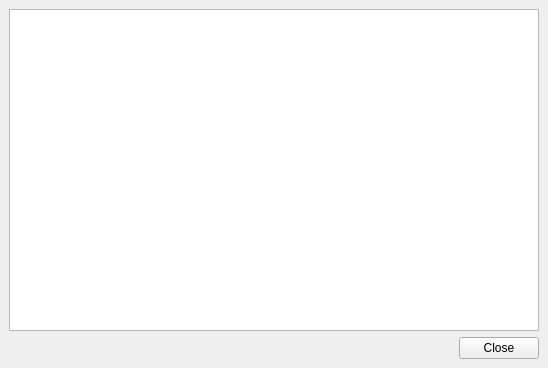
This is src/mainwindow.ui in lxqt/lxqt-config as Qt 5 draws it before an edit. The edited form follows.
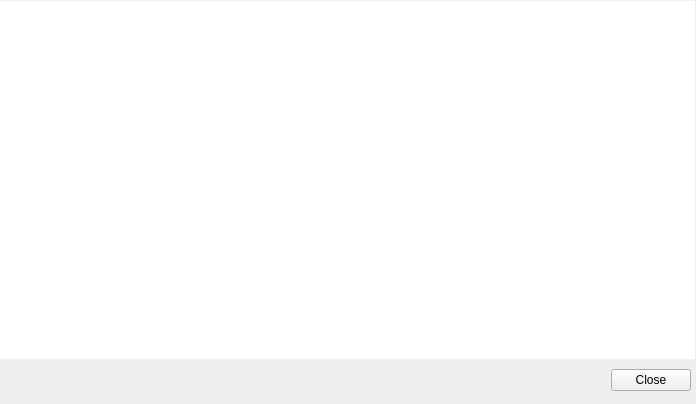
This is the edited form. Custom widgets are drawn as their Qt base class.

Commit message: razor-config GUI improvement

What changed in the file:
```diff
--- a/src/mainwindow.ui
+++ b/src/mainwindow.ui
@@ -6,25 +6,45 @@
    <rect>
     <x>0</x>
     <y>0</y>
-    <width>548</width>
-    <height>368</height>
+    <width>696</width>
+    <height>404</height>
    </rect>
   </property>
   <property name="windowTitle">
    <string>Razor Configuration Center</string>
   </property>
   <widget class="QWidget" name="centralwidget">
-   <layout class="QGridLayout" name="gridLayout">
-    <item row="0" column="0" colspan="2">
-     <widget class="QCategorizedView" name="view"/>
-    </item>
-    <item row="1" column="0" colspan="2">
-     <widget class="QDialogButtonBox" name="buttonBox">
-      <property name="standardButtons">
-       <set>QDialogButtonBox::Close</set>
+   <layout class="QVBoxLayout" name="verticalLayout">
+    <property name="leftMargin">
+     <number>0</number>
+    </property>
+    <property name="topMargin">
+     <number>1</number>
+    </property>
+    <property name="rightMargin">
+     <number>1</number>
+    </property>
+    <item>
+     <widget class="QCategorizedView" name="view">
+      <property name="frameShape">
+       <enum>QFrame::NoFrame</enum>
       </property>
      </widget>
     </item>
+    <item>
+     <layout class="QHBoxLayout" name="horizontalLayout">
+      <property name="margin">
+       <number>4</number>
+      </property>
+      <item>
+       <widget class="QDialogButtonBox" name="buttonBox">
+        <property name="standardButtons">
+         <set>QDialogButtonBox::Close</set>
+        </property>
+       </widget>
+      </item>
+     </layout>
+    </item>
    </layout>
   </widget>
  </widget>
```
The commit also changes 1 other file.
